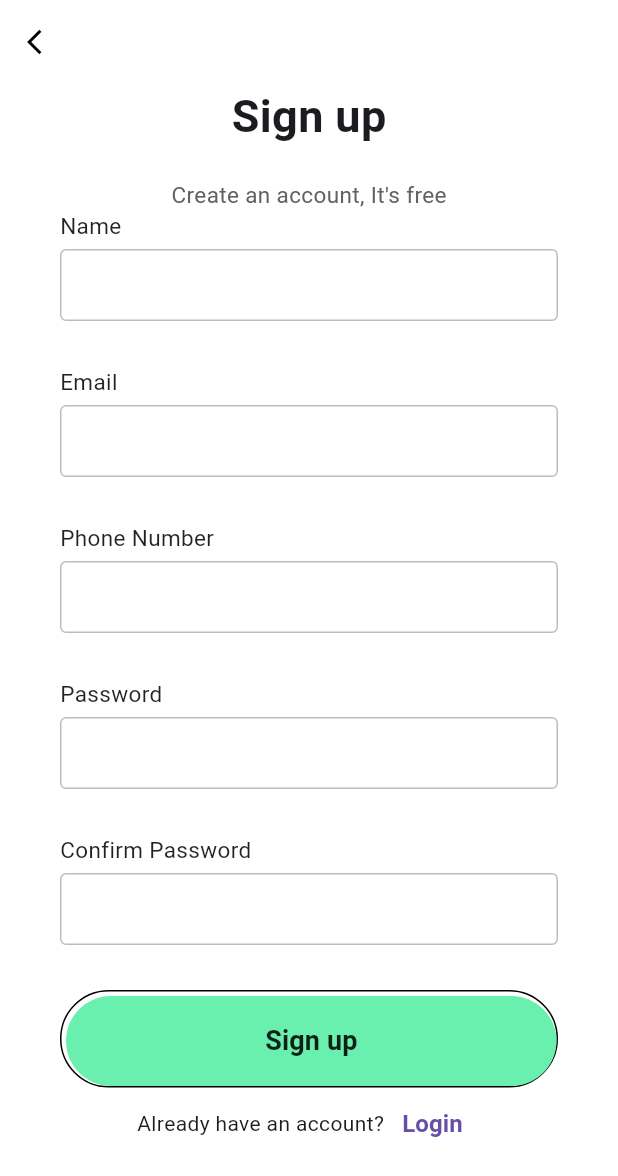
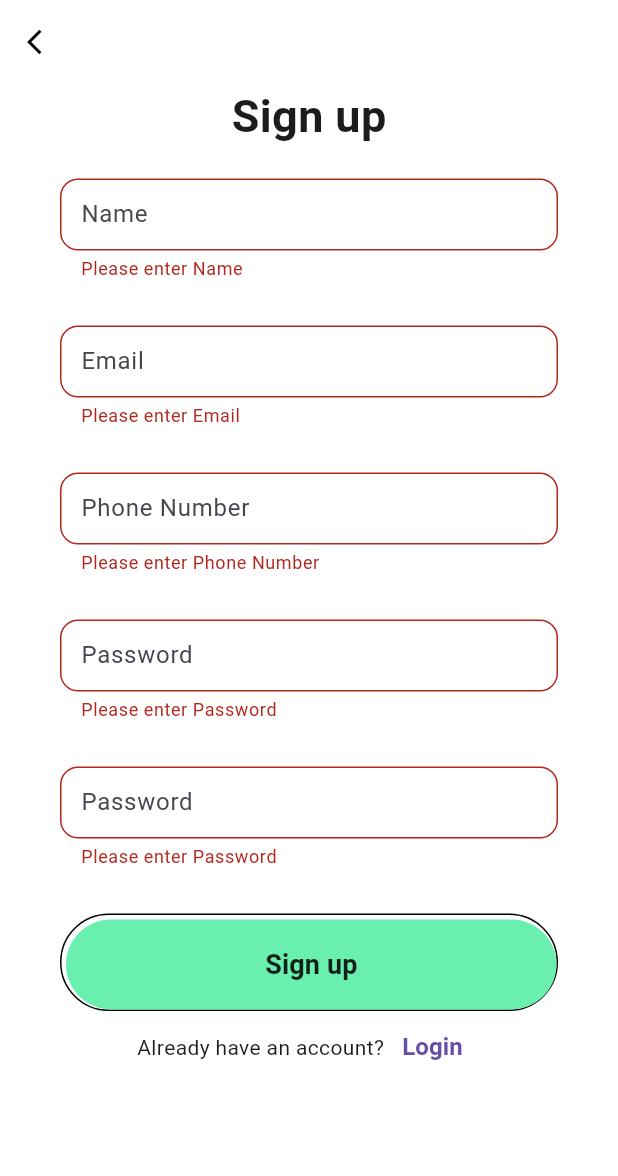
Before and after one commit to vikepk/gemini, a Flutter app: the SignupPage screen opened directly, after a tap on "Sign up", on a phone screen of 412 x 824 dp. Shown: the top 1176 px of the screen. Run offline on Flutter 3.47's test engine with Material 3 defaults, Android fonts, the phone set to English and light mode, and no system bars; our stand-ins replace animate_do, dio, shared_preferences; accounts and stored records are empty; network calls fail.

```diff
--- a/client/lib/features/authentication/signup.dart
+++ b/client/lib/features/authentication/signup.dart
@@ -11,6 +11,7 @@ class SignupPage extends StatelessWidget {
     TextEditingController email = TextEditingController();
     TextEditingController phoneNumber = TextEditingController();
     TextEditingController password = TextEditingController();
+    final _formKey = GlobalKey<FormState>();
     void signUp() async {
       await ApiService().sign_up(
           context, name.text, email.text, password.text, phoneNumber.text);
@@ -39,6 +40,8 @@ class SignupPage extends StatelessWidget {
           padding: EdgeInsets.symmetric(horizontal: 40),
           // height: MediaQuery.of(context).size.height,
           width: double.infinity,
+          child: Form(
+            key: _formKey,
             child: Column(
               mainAxisAlignment: MainAxisAlignment.spaceEvenly,
               children: <Widget>[
@@ -54,35 +57,44 @@ class SignupPage extends StatelessWidget {
                     SizedBox(
                       height: 20,
                     ),
-                  FadeInUp(
-                      duration: Duration(milliseconds: 1200),
-                      child: Text(
-                        "Create an account, It's free",
-                        style: TextStyle(fontSize: 15, color: Colors.grey[700]),
-                      )),
+                    // FadeInUp(
+                    //     duration: Duration(milliseconds: 1200),
+                    //     child: Text(
+                    //       "Create an account, It's free",
+                    //       style:
+                    //           TextStyle(fontSize: 15, color: Colors.grey[700]),
+                    //     )),
                   ],
                 ),
                 Column(
                   children: <Widget>[
                     FadeInUp(
                         duration: Duration(milliseconds: 1200),
-                      child: makeInput(label: "Name", value: name)),
+                        child: makeInput(
+                            label: "Name", value: name, val_Msg: 'Name')),
                     FadeInUp(
                         duration: Duration(milliseconds: 1200),
-                      child: makeInput(label: "Email", value: email)),
+                        child: makeInput(
+                            label: "Email", value: email, val_Msg: 'Email')),
                     FadeInUp(
                         duration: Duration(milliseconds: 1200),
-                      child:
-                          makeInput(label: "Phone Number", value: phoneNumber)),
+                        child: makeInput(
+                            label: "Phone Number",
+                            value: phoneNumber,
+                            val_Msg: 'Phone Number')),
                     FadeInUp(
                         duration: Duration(milliseconds: 1300),
-                      child: makeInput(label: "Password", obscureText: true)),
+                        child: makeInput(
+                            label: "Password",
+                            obscureText: true,
+                            val_Msg: 'Password')),
                     FadeInUp(
                         duration: Duration(milliseconds: 1400),
                         child: makeInput(
                             label: "Confirm Password",
                             obscureText: true,
-                          value: password)),
+                            value: password,
+                            val_Msg: 'Password')),
                   ],
                 ),
                 FadeInUp(
@@ -102,6 +114,13 @@ class SignupPage extends StatelessWidget {
                         height: 60,
                         onPressed: () {
                           signUp();
+                          if (_formKey.currentState!.validate()) {
+                            // If the form is valid, display a snackbar. In the real world,
+                            // you'd often call a server or save the information in a database.
+                            ScaffoldMessenger.of(context).showSnackBar(
+                              const SnackBar(content: Text('Processing Data')),
+                            );
+                          }
                         },
                         color: Colors.greenAccent,
                         elevation: 0,
@@ -137,31 +156,36 @@ class SignupPage extends StatelessWidget {
             ),
           ),
         ),
+      ),
     );
   }
 
-  Widget makeInput({label, obscureText = false, TextEditingController? value}) {
+  Widget makeInput(
+      {label,
+      obscureText = false,
+      TextEditingController? value,
+      required String val_Msg}) {
     return Column(
       crossAxisAlignment: CrossAxisAlignment.start,
       children: <Widget>[
-        Text(
-          label,
-          style: TextStyle(
-              fontSize: 15, fontWeight: FontWeight.w400, color: Colors.black87),
-        ),
-        SizedBox(
-          height: 5,
-        ),
-        TextField(
+        TextFormField(
           controller: value,
           obscureText: obscureText,
           decoration: InputDecoration(
+            hintText: val_Msg,
             contentPadding: EdgeInsets.symmetric(vertical: 0, horizontal: 10),
-            enabledBorder: OutlineInputBorder(
-                borderSide: BorderSide(color: Colors.grey.shade400)),
             border: OutlineInputBorder(
-                borderSide: BorderSide(color: Colors.grey.shade400)),
+                borderRadius: BorderRadius.circular(12),
+                borderSide: BorderSide(
+                  color: Colors.grey.shade400,
+                )),
           ),
+          validator: (value) {
+            if (value == null || value.isEmpty) {
+              return 'Please enter ' + val_Msg;
+            }
+            return null;
+          },
         ),
         SizedBox(
           height: 30,
```
Also changed, not shown: client/lib/features/authentication/login.dart (+76 -38 lines), 1 other file. Lines whose indentation alone changed are shown as unchanged.
